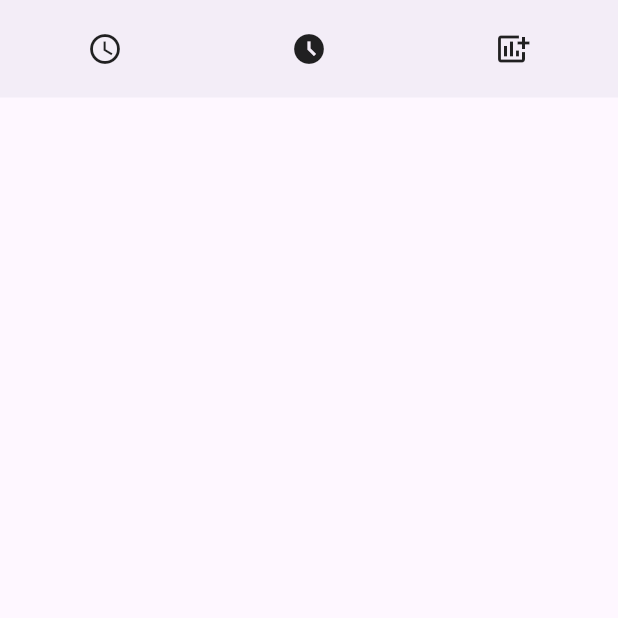
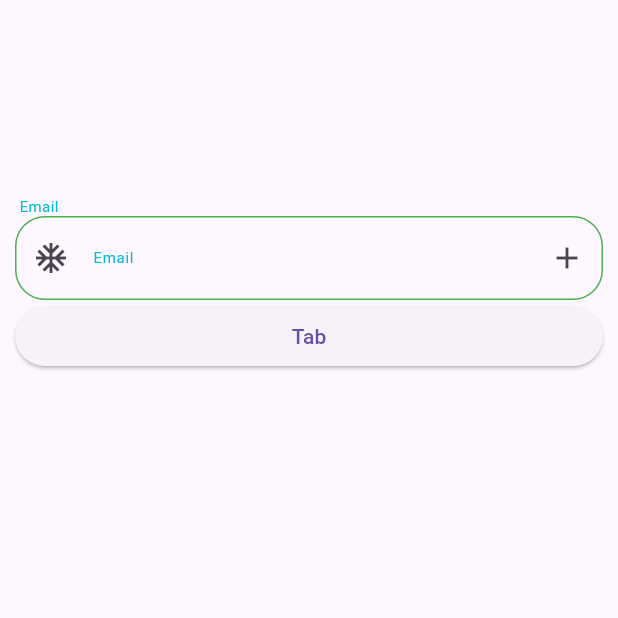
Before and after one commit to Mehrankhan-METRA-RGB/QuickUI, a Flutter app: the screen it shows after launch, on a phone screen of 412 x 824 dp, the top half of it. Run offline on Flutter 3.47's test engine with Material 3 defaults, Android fonts, the phone set to English and light mode, and no system bars; our stand-ins replace cached_network_image, flutter_svg.

Commit message:
Input Field

```diff
--- a/quick_ui/example/lib/main.dart
+++ b/quick_ui/example/lib/main.dart
@@ -1,5 +1,6 @@
 import 'package:flutter/material.dart';
 import 'package:quick_ui/Widgets/Bars/simple_bottom_bar.dart';
+import 'package:quick_ui/quick_ui.dart';
 
 void main() {
   runApp(const MyApp());
@@ -14,6 +15,11 @@ class MyApp extends StatelessWidget {
     return MaterialApp(
       title: 'QUICK UI',
       theme: ThemeData(
+        inputDecorationTheme:  InputDecorationTheme(
+          enabledBorder: OutlineInputBorder(
+            borderRadius: BorderRadius.circular(10),
+          )
+        ),
         useMaterial3: true,
       ),
       home: const Example(),
@@ -29,38 +35,84 @@ class Example extends StatefulWidget {
 }
 
 class _ExampleState extends State<Example> {
+
+
+  FocusNode focusNode  = FocusNode();
+
+  final GlobalKey<FormState> _formKey = GlobalKey<FormState>();
+
+
+
   @override
   Widget build(BuildContext context) {
     return Scaffold(
-      body: ListView(
-        children: [
-          SimpleBottomBar(
-            items: [
-              BarItem(
-                icon: Icons.add,
-                activeIcon: Icons.access_time,
-                index: 0,
-                selectedIndex: 0,
-                onTap: (int index) {},
+      body: Form(
+        key: _formKey,
+        child: ListView(
+          padding: const EdgeInsets.symmetric(horizontal: 10),
+          children:   [
+           const SizedBox(height: 130,),
+            InputFields(
+              validator: (value) {
+                if(value!.isEmpty){
+                  return 'Required Filed';
+                }
+                return null;
+              },
+              unFocusedColor: Colors.yellow,
+              borderColor: Colors.green,
+              // validationText: 'Email Is Required',
+              label: const Text('label'),
+              focusNode:focusNode,
+              border:  OutlineInputBorder(
+                borderSide: const BorderSide(color: Colors.red),
+                borderRadius: BorderRadius.circular(20),
               ),
-              BarItem(
-                icon: Icons.ac_unit,
-                activeIcon: Icons.access_time_filled,
-                index: 0,
-                selectedIndex: 0,
-                onTap: (int index) {},
+              hintText: 'Email',
+              title: 'Email',
+              suffixIcon: const Icon(Icons.add),
+              prefixIcon: Icons.ac_unit_sharp,
+              textStyle: const TextStyle(
+                fontSize: 10,
+                fontWeight: FontWeight.w400,
+                color: Colors.cyan,
               ),
-              BarItem(
-                icon: Icons.add_chart,
-                activeIcon: Icons.add_chart,
-                index: 0,
-                selectedIndex: 0,
-                onTap: (int index) {},
-              ),
-            ],
-            onChange: (int index) {},
-          )
-        ],
+            ),
+            ElevatedButton(onPressed: () {
+              if(_formKey.currentState!.validate()){
+
+              }
+
+            }, child: const Center(child: Text('Tab')))
+
+            // SimpleBottomBar(
+            //   items: [
+            //     BarItem(
+            //       icon: Icons.add,
+            //       activeIcon: Icons.access_time,
+            //       index: 0,
+            //       selectedIndex: 0,
+            //       onTap: (int index) {},
+            //     ),
+            //     BarItem(
+            //       icon: Icons.ac_unit,
+            //       activeIcon: Icons.access_time_filled,
+            //       index: 0,
+            //       selectedIndex: 0,
+            //       onTap: (int index) {},
+            //     ),
+            //     BarItem(
+            //       icon: Icons.add_chart,
+            //       activeIcon: Icons.add_chart,
+            //       index: 0,
+            //       selectedIndex: 0,
+            //       onTap: (int index) {},
+            //     ),
+            //   ],
+            //   onChange: (int index) {},
+            // )
+          ],
+        ),
       ),
     );
   }
--- a/quick_ui/example/pubspec.yaml
+++ b/quick_ui/example/pubspec.yaml
@@ -61,8 +61,8 @@ flutter:
   uses-material-design: true
 
   # To add assets to your application, add an assets section, like this:
-  # assets:
-  #   - images/a_dot_burr.jpeg
+  assets:
+    - assets/
   #   - images/a_dot_ham.jpeg
 
   # An image asset can refer to one or more resolution-specific "variants", see
--- a/quick_ui/lib/Widgets/Images/quick_image.dart
+++ b/quick_ui/lib/Widgets/Images/quick_image.dart
@@ -72,6 +72,12 @@ class QuickImage<T> extends StatelessWidget {
 
   @override
   Widget build(BuildContext context) {
+
+    print(url is IconData);
+    print(url);
+
+    print(color);
+
     return ClipRRect(
       borderRadius: radius ?? BorderRadius.zero,
       child: Container(
@@ -94,10 +100,12 @@ class QuickImage<T> extends StatelessWidget {
       );
     } else {
       return url.toString().toLowerCase().endsWith("svg")
-          ? _buildSvgImage(context)
-          : _buildCachedNetworkImage(context);
+          ?  _buildSvgImage(context)
+          :  _buildCachedNetworkImage(context);
     }
   }
+
+
 
   Widget _buildSvgImage(BuildContext context) {
     return url.toString().contains("http")
--- a/quick_ui/lib/Widgets/InputFields/input_field.dart
+++ b/quick_ui/lib/Widgets/InputFields/input_field.dart
@@ -0,0 +1,229 @@
+import 'dart:developer';
+import 'package:flutter/material.dart';
+import 'package:quick_ui/quick_ui.dart';
+
+class InputFields<T> extends StatefulWidget {
+  InputFields(
+      {super.key,
+      this.title,
+      this.controller,
+        this.validator,
+      this.label,
+      this.hintText,
+      this.fillColor,
+      this.focusNode,
+      this.border,
+      this.borderColor,
+      this.onChange,
+      this.borderRadius,
+      this.textStyle,
+      this.themeData,
+      this.validationText,
+      this.contentPadding,
+      this.inputDecoration,
+      this.onFieldSubmit,
+      this.onEditingComplete,
+      this.onTap,
+      this.suffixIcon,
+      this.prefixIcon, this.focusedColor, this.unFocusedColor});
+
+  final String? title;
+  final TextEditingController? controller;
+  final String? hintText;
+  final Color? fillColor;
+  final Color? focusedColor;
+  final Color? unFocusedColor;
+  Color? borderColor;
+  final T? suffixIcon;
+  final double? borderRadius;
+  final T? prefixIcon;
+  final TextStyle? textStyle;
+  final FocusNode? focusNode;
+  final ThemeData? themeData;
+  final String? validationText;
+  final Widget? label;
+
+  final Function(String value)? onChange;
+  final String? Function(String? value)? validator;
+
+ final InputBorder? border;
+  final EdgeInsets? contentPadding;
+  final InputDecoration? inputDecoration;
+  final VoidCallback? onTap;
+  final VoidCallback? onEditingComplete;
+  final Function(String value)? onFieldSubmit;
+
+
+
+  @override
+  State<InputFields<T>> createState() => _InputFieldsState<T>();
+}
+
+class _InputFieldsState<T> extends State<InputFields<T>> {
+
+  Color? borderColor;
+
+
+  @override
+  void initState() {
+
+
+
+    if (widget.focusNode != null) {
+      if (mounted) {
+        widget.focusNode!.addListener(() {
+          log("focus in listener ${widget.focusNode!.hasFocus}");
+         if(widget.focusNode!.hasFocus == true){
+           log('Focused Call>>');
+           widget.borderColor = widget.focusedColor?? widget.borderColor;
+         }else{
+           log('Unfocused Call>>');
+           widget.borderColor = widget.unFocusedColor ?? widget.borderColor;
+
+         }
+          setState(() {});
+        });
+      }
+    }
+
+    // TODO: implement initState
+    super.initState();
+  }
+
+  @override
+  Widget build(BuildContext context) {
+    print("BUILD CALL ${widget.borderColor}");
+    final theme = Theme.of(context);
+    return Column(
+      mainAxisAlignment: MainAxisAlignment.start,
+      crossAxisAlignment: CrossAxisAlignment.start,
+      children: [
+        if (widget.title != null)
+          Padding(
+              padding: const EdgeInsets.only(left: 3),
+              child: Text(
+                widget.title!,
+                style: widget.textStyle ?? theme.textTheme.bodyLarge,
+              )),
+        TextFormField(
+          validator: widget.validator??  (value) {
+            if(value!.isNotEmpty){
+              return null;
+            }else{
+              return widget.validationText;
+            }
+          },
+          onEditingComplete: widget.onEditingComplete,
+          onFieldSubmitted: widget.onFieldSubmit,
+          onTap: widget.onTap,
+          focusNode: widget.focusNode,
+          controller: widget.controller,
+          onChanged: widget.onChange,
+          decoration: widget.inputDecoration?.copyWith(
+                labelText: widget.title,
+                errorBorder: widget.border?.copyWith(
+                  borderSide: const BorderSide(color: Colors.red),
+                ),
+                enabledBorder: widget.border?.copyWith(
+                    borderSide:
+                        BorderSide(color: borderColor ?? Colors.transparent)),
+                border: OutlineInputBorder(
+                    borderSide:
+                        BorderSide(color: borderColor ?? Colors.transparent)),
+                focusedBorder: widget.border,
+                hintStyle: widget.textStyle,
+                helperStyle: widget.textStyle,
+                contentPadding: widget.contentPadding,
+                hintText: widget.hintText,
+                fillColor: widget.fillColor,
+                labelStyle: widget.textStyle,
+                // label:widget.label,
+                prefixIcon: widget.prefixIcon != null
+                    ? widget.prefixIcon is IconData
+                        ? Icon(widget.prefixIcon as IconData)
+                        : widget.prefixIcon is String
+                            ? QuickImage(
+                                height: 10,
+                                width: 10,
+                                color: Colors.yellow,
+                                url: widget.prefixIcon,
+                              )
+                            : widget.prefixIcon is Widget
+                                ? widget.prefixIcon as Widget
+                                : null
+                    : null,
+                suffixIcon: widget.suffixIcon != null
+                    ? widget.suffixIcon is IconData
+                        ? Icon(widget.suffixIcon as IconData)
+                        : widget.suffixIcon is String
+                            ? QuickImage(
+                                height: 10,
+                                width: 10,
+                                color: Colors.yellow,
+                                url: widget.suffixIcon,
+                              )
+                            : widget.suffixIcon is Widget
+                                ? widget.suffixIcon as Widget
+                                : null
+                    : null,
+              ) ??
+              InputDecoration(
+                labelText: widget.title,
+                prefixIcon: widget.prefixIcon != null
+                    ? widget.prefixIcon is IconData
+                        ? Icon(widget.prefixIcon as IconData)
+                        : widget.prefixIcon is String
+                            ? QuickImage(
+                                height: 10,
+                                width: 10,
+                                color: Colors.yellow,
+                                url: widget.prefixIcon,
+                              )
+                            : widget.prefixIcon is Widget
+                                ? widget.prefixIcon as Widget
+                                : null
+                    : null,
+                suffixIcon: widget.suffixIcon != null
+                    ? widget.suffixIcon is IconData
+                        ? Icon(widget.suffixIcon as IconData)
+                        : widget.suffixIcon is String
+                            ? QuickImage(
+                                height: 10,
+                                width: 10,
+                                color: Colors.yellow,
+                                url: widget.suffixIcon,
+                              )
+                            : widget.suffixIcon is Widget
+                                ? widget.suffixIcon as Widget
+                                : null
+                    : null,
+                errorBorder: widget.border
+                    ?.copyWith(borderSide: const BorderSide(color: Colors.red)),
+                enabledBorder: widget.border?.copyWith(
+                  borderSide: BorderSide(color: widget.borderColor??Colors.transparent),
+                ),
+                border: widget.border?.copyWith(
+
+                  borderSide: BorderSide(color: widget.borderColor??Colors.transparent),
+                ),
+                focusedBorder: widget.border?.copyWith(
+
+                  borderSide: BorderSide(color: widget.borderColor??Colors.transparent),
+                ),
+                hintText: widget.hintText,
+                fillColor: theme.inputDecorationTheme.fillColor,
+                errorStyle: theme.inputDecorationTheme.errorStyle,
+                focusColor: theme.inputDecorationTheme.focusColor,
+                contentPadding: theme.inputDecorationTheme.contentPadding,
+                labelStyle:
+                    widget.textStyle ?? theme.inputDecorationTheme.labelStyle,
+                helperStyle:
+                    widget.textStyle ?? theme.inputDecorationTheme.helperStyle,
+                hintStyle:
+                    widget.textStyle ?? theme.inputDecorationTheme.hintStyle,
+              ),
+        ),
+      ],
+    );
+  }
+}
--- a/quick_ui/pubspec.yaml
+++ b/quick_ui/pubspec.yaml
@@ -27,8 +27,8 @@ dev_dependencies:
 flutter:
 
   # To add assets to your package, add an assets section, like this:
-  # assets:
-  #   - images/a_dot_burr.jpeg
+#  assets:
+#   - assets/
   #   - images/a_dot_ham.jpeg
   #
   # For details regarding assets in packages, see
```
Also changed, not shown: quick_ui/example/assets/icon.svg (added), 2 other files.
